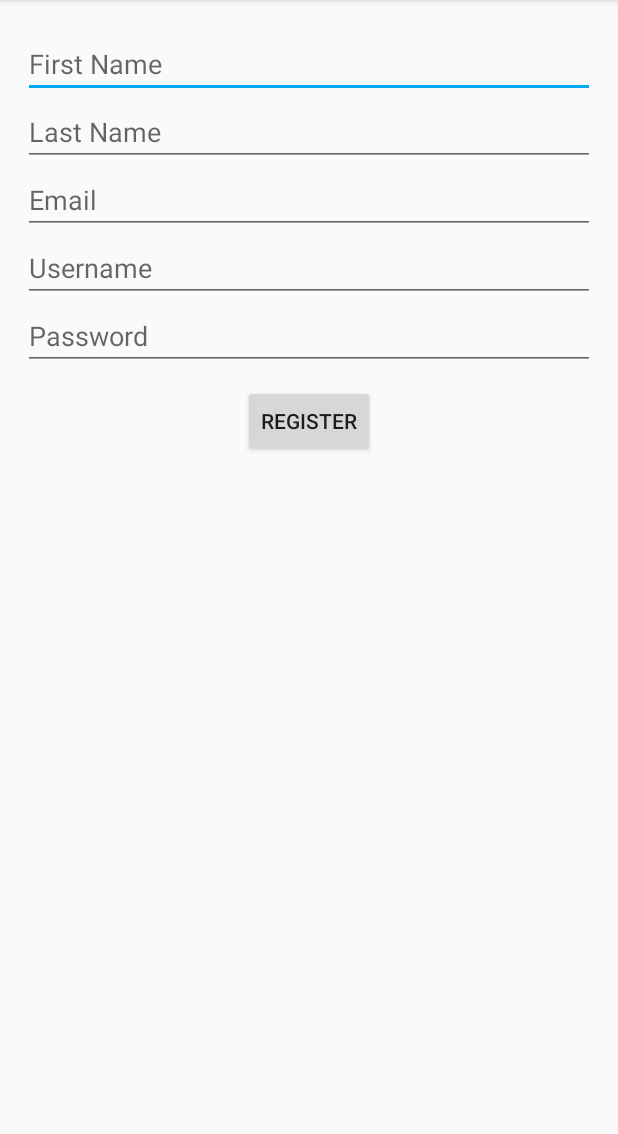
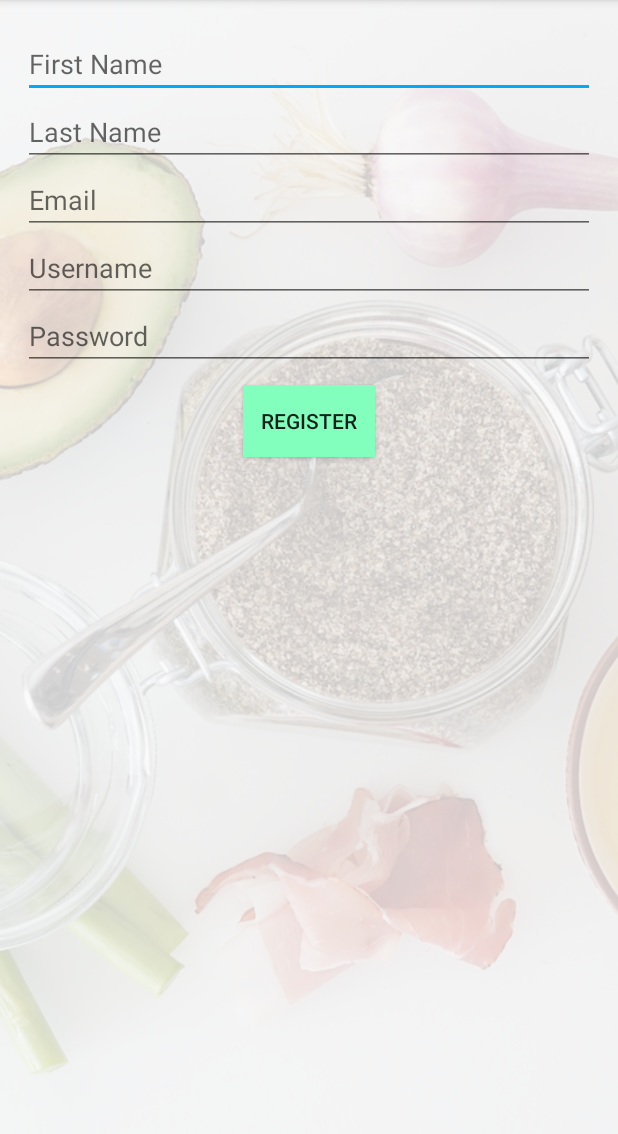
Before and after one commit to inthra/w2Fri-ReStock, an Android app: the RegisterActivity screen opened directly, with no data from a screen before it, on a phone screen of 412 x 824 dp, the part 84-1218 px from its top. Run offline under Robolectric (Android 15) with nearby library versions, the phone set to English and light mode, and no system bars.

Commit message:
Add image background on RegisterActivity. Modify layout related to padding and margin.

```diff
--- a/app/src/main/res/layout/activity_register.xml
+++ b/app/src/main/res/layout/activity_register.xml
@@ -5,7 +5,18 @@
     android:layout_height="match_parent"
     tools:context="com.epicodus.restock.RegisterActivity">
 
-
+    <ImageView
+        android:layout_width="wrap_content"
+        android:layout_height="wrap_content"
+        android:id="@+id/imageView2"
+        android:layout_alignParentTop="true"
+        android:layout_alignParentStart="true"
+        android:layout_alignParentBottom="true"
+        android:layout_alignParentEnd="true"
+        android:src="@drawable/image_background"
+        android:scaleType="centerCrop"
+        android:alpha="0.2"
+        android:background="@color/colorBackgroundButtonGreen" />
 
     <EditText
         android:layout_width="wrap_content"
@@ -71,6 +82,7 @@
         android:id="@+id/bRegister"
         android:layout_below="@+id/etPassWord"
         android:layout_centerHorizontal="true"
-        android:textSize="@dimen/abc_text_size_small_material" />
+        android:textSize="@dimen/abc_text_size_small_material"
+        android:background="@color/colorBackgroundButtonGreen" />
 
 </RelativeLayout>
--- a/app/src/main/res/values/colors.xml
+++ b/app/src/main/res/values/colors.xml
@@ -3,10 +3,12 @@
     <color name="colorPrimary">#CDDC39</color>
     <color name="colorPrimaryDark">#000000</color>
     <color name="colorPrimaryLight">#F0F4C3</color>
-    <color name="colorAccent">#03A9F4</color>
+    <color name="colorAccent">#03a9f4</color>
     <color name="colorPrimaryText">#212121</color>
     <color name="colorSecondaryText">#727272</color>
     <color name="colorTextIcons">#212121</color>
     <color name="colorDivider">#B6B6B6</color>
     <color name="colorBackgroundFormInput">#85ffffff</color>
+    <color name="colorBackgroundButtonGreen">#83ffbd</color>
+    <color name="colorBackgroundButtonBlue">#62a4d1</color>
 </resources>
```
Also changed, not shown: app/src/main/res/layout/activity_main.xml (+16 -10 lines), app/src/main/res/drawable/image_background.jpeg (added).
